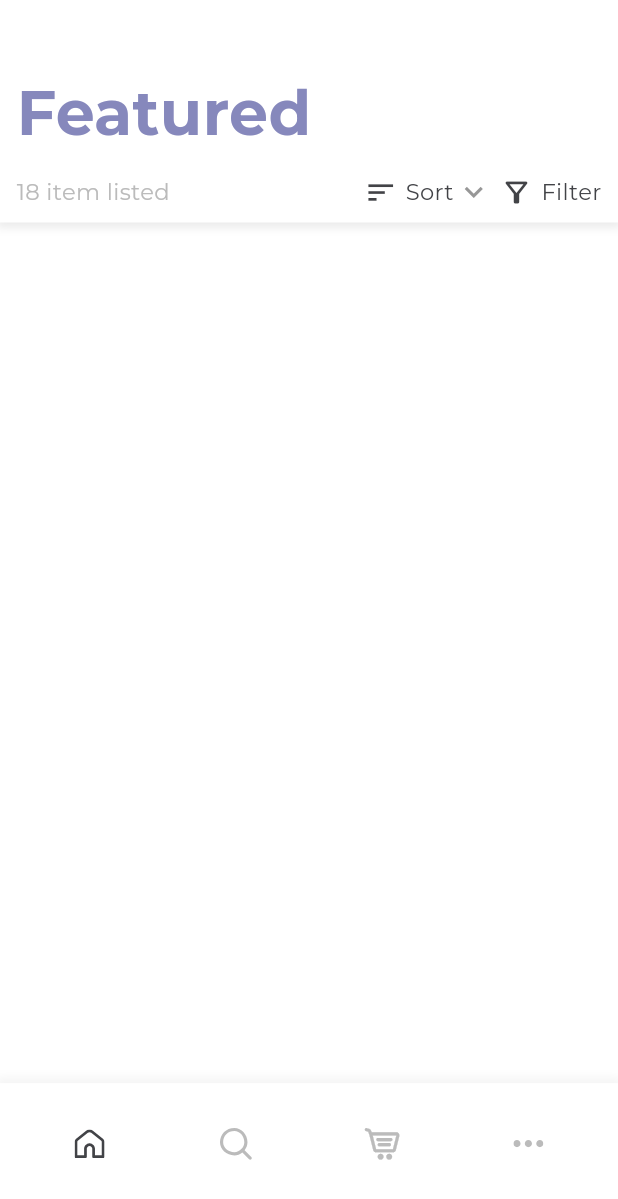
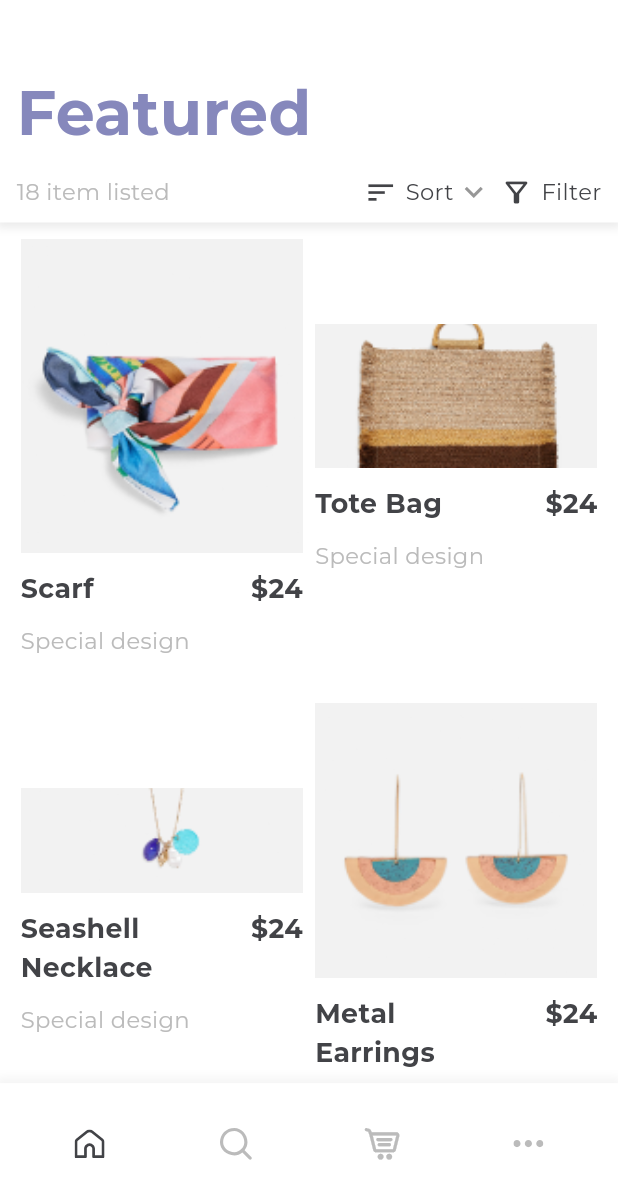
Before and after one commit to TomaMata21/credit_card_ui_flutter_app, a Flutter app: the screen it shows after launch, on a phone screen of 412 x 824 dp. Shown: the top 1199 px of the screen. Run offline on Flutter 3.47's test engine with Material 2 defaults, Android fonts, the phone set to English and light mode, and no system bars; our stand-ins replace flutter_svg, gap, sizer; project files that could hold a hidden picture were left out.

Commit message:
complete home page

```diff
--- /dev/null
+++ b/lib/models/product.dart
@@ -0,0 +1,19 @@
+import '../utils/app_utils.dart';
+import '../utils/constants/local_string.dart';
+
+class Product {
+  final String name;
+  final String price;
+  final String category;
+  final String image;
+  final String status;
+
+  Product({
+    required this.name,
+    this.category = LocalString.category,
+    required this.image,
+  })  : status = AppUtils.randomBool()
+            ? LocalString.inStock
+            : LocalString.outOfStock,
+        price = "\$${AppUtils.randomPrice()}";
+}
--- /dev/null
+++ b/lib/screens/common/others/product_card.dart
@@ -0,0 +1,63 @@
+import 'package:flutter/material.dart';
+import 'package:gap/gap.dart';
+import 'package:sizer/sizer.dart';
+
+import '../../../models/product.dart';
+import '../../../utils/theme/app_style.dart';
+
+class ProductCard extends StatelessWidget {
+  const ProductCard({
+    super.key, required this.product,
+  });
+
+  final Product product;
+
+  @override
+  Widget build(BuildContext context) {
+    return Column(
+      mainAxisSize: MainAxisSize.min,
+      crossAxisAlignment: CrossAxisAlignment.start,
+      children: [
+        Gap($styles.insets.xs),
+        Expanded(
+          child: Container(
+            decoration: BoxDecoration(
+              image: DecorationImage(
+                image: AssetImage(product.image),
+                fit: BoxFit.cover,
+              ),
+            ),
+          ),
+        ),
+        Gap($styles.insets.xs),
+        Row(
+          crossAxisAlignment: CrossAxisAlignment.start,
+          children: [
+            SizedBox(
+              width: 25.w,
+              child: Text(
+                product.name,
+                style: $styles.text.bodyMedium,
+                maxLines: 2,
+                overflow: TextOverflow.ellipsis,
+              ),
+            ),
+            const Spacer(),
+            Text(
+              product.price,
+              style: $styles.text.bodyMedium,
+              maxLines: 2,
+              overflow: TextOverflow.ellipsis,
+            ),
+          ],
+        ),
+        Gap($styles.insets.xs),
+        Text(
+          product.category,
+          style: $styles.text.subtitleSmall,
+        ),
+        Gap($styles.insets.xs),
+      ],
+    );
+  }
+}
--- a/lib/screens/home/home_page.dart
+++ b/lib/screens/home/home_page.dart
@@ -1,7 +1,9 @@
 import 'package:flutter/material.dart';
-
+import 'package:flutter_staggered_grid_view/flutter_staggered_grid_view.dart';
+import '../../utils/constants/data.dart';
 import '../../utils/theme/app_style.dart';
 import '../common/appbar/home_app_bar.dart';
+import '../common/others/product_card.dart';
 
 class HomePage extends StatelessWidget {
   const HomePage({super.key});
@@ -11,6 +13,33 @@ class HomePage extends StatelessWidget {
     return Scaffold(
       backgroundColor: $styles.colors.white,
       appBar: const HomeAppBar(),
+      body: Padding(
+        padding: EdgeInsets.symmetric(
+          horizontal: $styles.insets.s,
+        ),
+        child: GridView.custom(
+          gridDelegate: SliverWovenGridDelegate.count(
+            crossAxisCount: 2,
+            mainAxisSpacing: 8,
+            crossAxisSpacing: 8,
+            pattern: [
+              const WovenGridTile(
+                5 / 8,
+                crossAxisRatio: 1,
+                alignment: AlignmentDirectional.topCenter,
+              ),
+              const WovenGridTile(
+                1,
+                alignment: AlignmentDirectional.center,
+              ),
+            ],
+          ),
+          childrenDelegate: SliverChildBuilderDelegate(
+            childCount: data.length,
+            (context, index) => ProductCard(product: data[index]),
+          ),
+        ),
+      ),
     );
   }
 }
--- /dev/null
+++ b/lib/utils/app_utils.dart
@@ -0,0 +1,12 @@
+import 'dart:math';
+
+class AppUtils {
+  static bool randomBool() {
+    int index = Random().nextInt(10);
+    return index % 2 == 0;
+  }
+
+  static int randomPrice() {
+    return Random().nextInt(41) + 10;
+  }
+}
--- a/lib/utils/constants/data.dart
+++ b/lib/utils/constants/data.dart
@@ -0,0 +1,11 @@
+import 'package:ui_credit_app/models/product.dart';
+import 'package:ui_credit_app/utils/constants/assets.dart';
+
+final data = [
+  Product(name: "Scarf", image: Assets.scarf),
+  Product(name: "Tote Bag", image: Assets.toteBag),
+  Product(name: "Seashell Necklace", image: Assets.seashellNecklace),
+  Product(name: "Metal Earrings", image: Assets.metalEarrings),
+  Product(name: "Glass", image: Assets.glass),
+  Product(name: "Tote Bag", image: Assets.toteBag),
+];
--- a/lib/utils/constants/local_string.dart
+++ b/lib/utils/constants/local_string.dart
@@ -5,4 +5,7 @@ class LocalString {
   static const String items = "18 item listed";
   static const String sort = "Sort";
   static const String filter = "Filter";
+  static const String inStock = "In Stock";
+  static const String outOfStock = "Out of Stock";
+  static const String category = "Special design";
 }
--- a/lib/utils/theme/app_style.dart
+++ b/lib/utils/theme/app_style.dart
@@ -35,9 +35,10 @@ class _Text {
   );
 
   late final bodyMedium = TextStyle(
-    fontSize: 16.sp,
-    fontWeight: FontWeight.w500,
+    fontSize: 13.sp,
+    fontWeight: FontWeight.bold,
     fontFamily: "Montserrat",
+
     color: $styles.colors.black,
   );
 
--- a/pubspec.yaml
+++ b/pubspec.yaml
@@ -15,6 +15,7 @@ dependencies:
   sizer: ^2.0.15
   flutter_svg: ^2.0.7
   gap: ^3.0.1
+  flutter_staggered_grid_view: ^0.7.0
 
 dev_dependencies:
   flutter_test:
```
Also changed, not shown: pubspec.lock.
